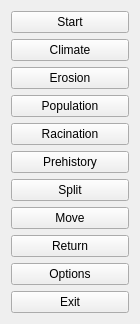
This is mainmenu.ui in tps12/Tec-Nine as Qt 5 draws it before an edit. The edited form follows.
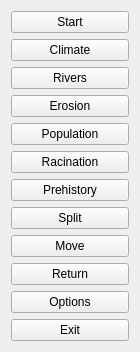
This is the edited form.

The edit to the form file:
```diff
--- a/mainmenu.ui
+++ b/mainmenu.ui
@@ -40,6 +40,13 @@
      </property>
     </widget>
    </item>
+   <item>
+    <widget class="QPushButton" name="rivers">
+     <property name="text">
+      <string>Rivers</string>
+     </property>
+    </widget>
+   </item>
    <item>
     <widget class="QPushButton" name="erosion">
      <property name="text">
```
